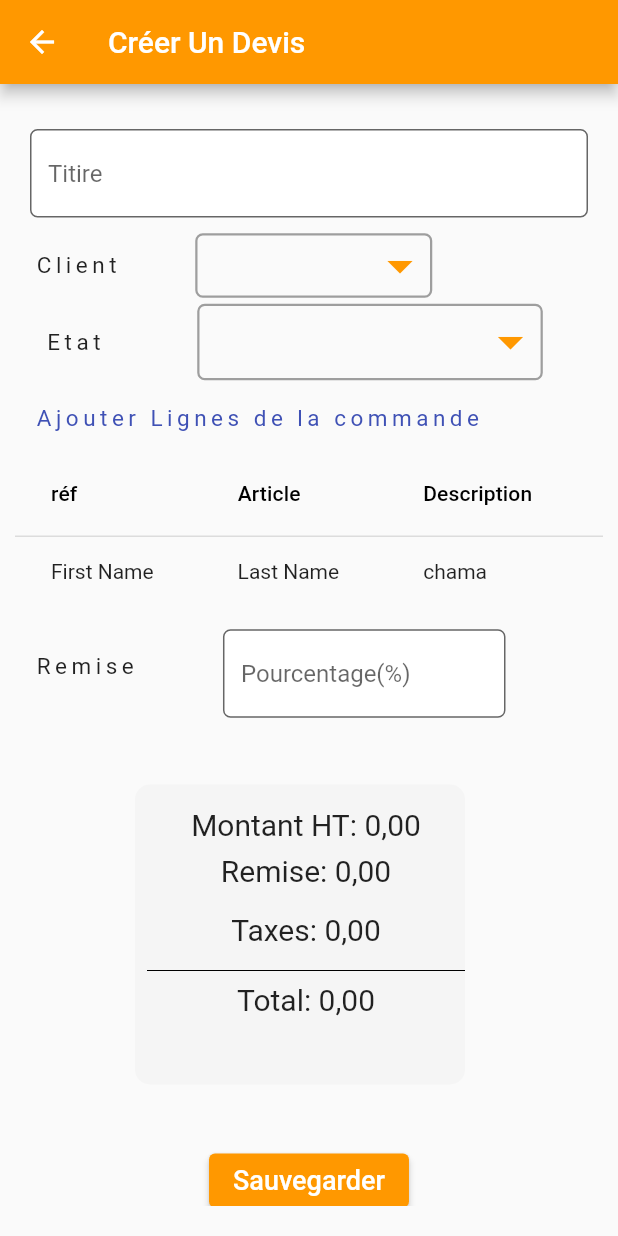
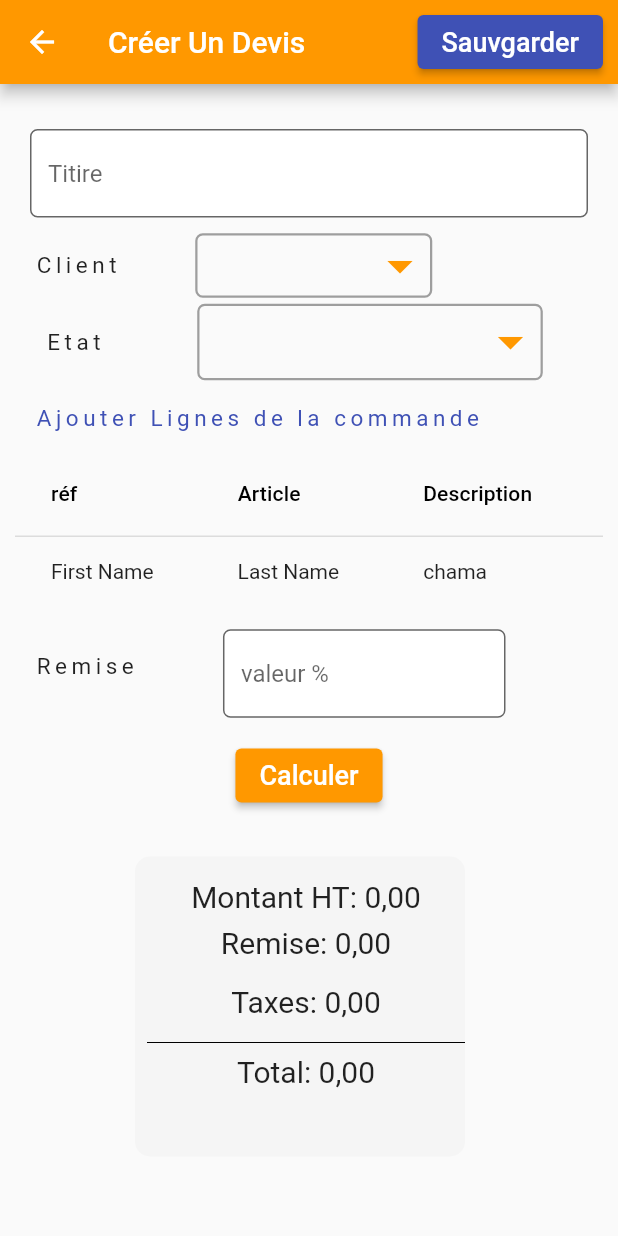
Before and after one commit to chama99/pfe_store_200, a Flutter app: the CreeDevisPage screen opened directly, on a phone screen of 412 x 824 dp. Run offline on Flutter 3.47's test engine with Material 2 defaults, Android fonts, the phone set to English and light mode, and no system bars; our stand-ins replace cloud_firestore, firebase_core, firebase_storage, flutter_local_notifications, fluttertoast, get and 2 more; missing offline and left inert: flutter_multiselect; accounts and stored records are empty; network calls fail.

Commit message:
Second Commit

```diff
--- a/lib/pages/creer_devis.dart
+++ b/lib/pages/creer_devis.dart
@@ -90,6 +90,22 @@ class _CreeDevisPageState extends State<CreeDevisPage> {
         appBar: AppBar(
           title: const Text("Créer Un Devis"),
           backgroundColor: Colors.orange,
+          actions: [
+            Padding(
+              padding: const EdgeInsets.all(10),
+              child: ElevatedButton(
+                onPressed: () {
+                  // Validate returns true if the form is valid, otherwise false.
+                  if (_formKey.currentState!.validate()) {}
+                },
+                child: const Text(
+                  "Sauvgarder",
+                  style: TextStyle(fontSize: 18.0),
+                ),
+                style: ElevatedButton.styleFrom(primary: Colors.indigo),
+              ),
+            ),
+          ],
         ),
         body: RefreshIndicator(
           onRefresh: () {
@@ -315,7 +331,7 @@ class _CreeDevisPageState extends State<CreeDevisPage> {
                                   child: TextFormField(
                                     controller: Contolleremise,
                                     decoration: InputDecoration(
-                                      hintText: 'Pourcentage(%)',
+                                      hintText: 'valeur %',
                                       filled: true,
                                       fillColor: Colors.white,
                                       focusedBorder: OutlineInputBorder(
@@ -331,12 +347,37 @@ class _CreeDevisPageState extends State<CreeDevisPage> {
                                         ),
                                       ),
                                     ),
+                                    validator: (value) {
+                                      if (value!.isEmpty) {
+                                        return "Veuillez entrer  remise ";
+                                      }
+                                      if (!RegExp("%").hasMatch(value)) {
+                                        return "Veuillez entrer  valeur avec % ";
+                                      }
+                                      return null;
+                                    },
                                   ),
                                 ),
                               )
                             ],
                           ),
-                          if (Contolleremise.text.isEmpty) ...[
+                          Row(
+                            mainAxisAlignment: MainAxisAlignment.spaceAround,
+                            children: [
+                              ElevatedButton(
+                                onPressed: () {
+                                  // Validate returns true if the form is valid, otherwise false.
+                                  if (_formKey.currentState!.validate()) {}
+                                },
+                                child: const Text(
+                                  "Calculer",
+                                  style: TextStyle(fontSize: 18.0),
+                                ),
+                                style: ElevatedButton.styleFrom(
+                                    primary: Colors.orange),
+                              ),
+                            ],
+                          ),
                           Row(
                             children: [
                               Container(
@@ -348,8 +389,7 @@ class _CreeDevisPageState extends State<CreeDevisPage> {
                                     borderRadius: BorderRadius.all(
                                       Radius.circular(10),
                                     ),
-                                      color:
-                                          Color.fromARGB(255, 245, 245, 245)),
+                                    color: Color.fromARGB(255, 245, 245, 245)),
                                 child: Padding(
                                   padding:
                                       const EdgeInsets.only(left: 8, top: 15),
@@ -370,60 +410,7 @@ class _CreeDevisPageState extends State<CreeDevisPage> {
                                         padding: const EdgeInsets.all(8.0),
                                         child: Text(
                                           "Taxes: $taxe",
-                                            style:
-                                                const TextStyle(fontSize: 20),
-                                          ),
-                                        ),
-                                        const Divider(
-                                          color: Colors.black,
-                                        ),
-                                        Text(
-                                          "Total: $taxe",
                                           style: const TextStyle(fontSize: 20),
-                                        ),
-                                      ],
-                                    ),
-                                  ),
-                                ),
-                              ],
-                            ),
-                          ] else ...[
-                            Row(
-                              children: [
-                                Container(
-                                  width: 220,
-                                  height: 200,
-                                  margin: const EdgeInsets.only(
-                                      top: 30, right: 50, left: 80, bottom: 40),
-                                  decoration: const BoxDecoration(
-                                      borderRadius: BorderRadius.all(
-                                        Radius.circular(10),
-                                      ),
-                                      color:
-                                          Color.fromARGB(255, 245, 245, 245)),
-                                  child: Padding(
-                                    padding:
-                                        const EdgeInsets.only(left: 8, top: 15),
-                                    child: Column(
-                                      children: [
-                                        Text(
-                                          "Montant HT: $montant",
-                                          style: const TextStyle(fontSize: 20),
-                                        ),
-                                        Padding(
-                                          padding: const EdgeInsets.all(8.0),
-                                          child: Text(
-                                            "Remise: ${int.parse("Contolleremise.text") / 100}",
-                                            style:
-                                                const TextStyle(fontSize: 20),
-                                          ),
-                                        ),
-                                        Padding(
-                                          padding: const EdgeInsets.all(8.0),
-                                          child: Text(
-                                            "Taxes: $taxe",
-                                            style:
-                                                const TextStyle(fontSize: 20),
                                         ),
                                       ),
                                       const Divider(
@@ -440,24 +427,6 @@ class _CreeDevisPageState extends State<CreeDevisPage> {
                             ],
                           ),
                         ],
-                          Row(
-                            mainAxisAlignment: MainAxisAlignment.spaceAround,
-                            children: [
-                              ElevatedButton(
-                                onPressed: () {
-                                  // Validate returns true if the form is valid, otherwise false.
-                                  if (_formKey.currentState!.validate()) {}
-                                },
-                                child: const Text(
-                                  "Sauvegarder",
-                                  style: TextStyle(fontSize: 18.0),
-                                ),
-                                style: ElevatedButton.styleFrom(
-                                    primary: Colors.orange),
-                              ),
-                            ],
-                          )
-                        ],
                       )),
                     ],
                   ),
@@ -468,12 +437,6 @@ class _CreeDevisPageState extends State<CreeDevisPage> {
         ));
   }
 
-  showToast(mssg) => Fluttertoast.showToast(
-      msg: mssg,
-      fontSize: 50,
-      gravity: ToastGravity.CENTER,
-      backgroundColor: Colors.red,
-      textColor: Colors.white);
   void onSort(int columnIndex, bool ascending) {
     setState(() {
       sortColumnIndex = columnIndex;
--- a/lib/services/user.dart
+++ b/lib/services/user.dart
@@ -1,6 +1,5 @@
 // ignore_for_file: unused_import
 
-import 'package:chama_projet/models/user_model.dart';
 import 'package:cloud_firestore/cloud_firestore.dart';
 
 class User {
--- a/lib/widget/NavBar.dart
+++ b/lib/widget/NavBar.dart
@@ -1,3 +1,5 @@
+// ignore_for_file: must_be_immutable
+
 import 'package:chama_projet/pages/connexion.dart';
 import 'package:flutter/material.dart';
 import 'package:get/get.dart';
@@ -32,12 +34,14 @@ class NavBar extends StatelessWidget {
           ListTile(
             leading: const Icon(Icons.notifications),
             title: const Text("Notifications"),
+            // ignore: avoid_returning_null_for_void
             onTap: () => null,
           ),
           const Divider(),
           ListTile(
             leading: const Icon(Icons.message),
             title: const Text("Messages"),
+            // ignore: avoid_returning_null_for_void
             onTap: () => null,
           ),
           const Divider(),
```
Also changed, not shown: lib/contacts/contact_home_page.dart (+6 -1 lines), lib/models/user_model.dart (deleted, +0 -23 lines), lib/pages/ajoutRole.dart (+2 -7 lines), lib/pages/connexion.dart (+1 -8 lines), lib/pages/creer_employe.dart (+36 -8 lines), lib/pages/creer_user_page.dart (+19 -11 lines), lib/pages/listUser.dart (+8 -2 lines), lib/pages/listeEmployes.dart (+6 -1 lines), lib/widget/boitedialogue.dart (added, +31 -0 lines), lib/widget/toast.dart (added, +13 -0 lines). Lines whose indentation alone changed are shown as unchanged.
